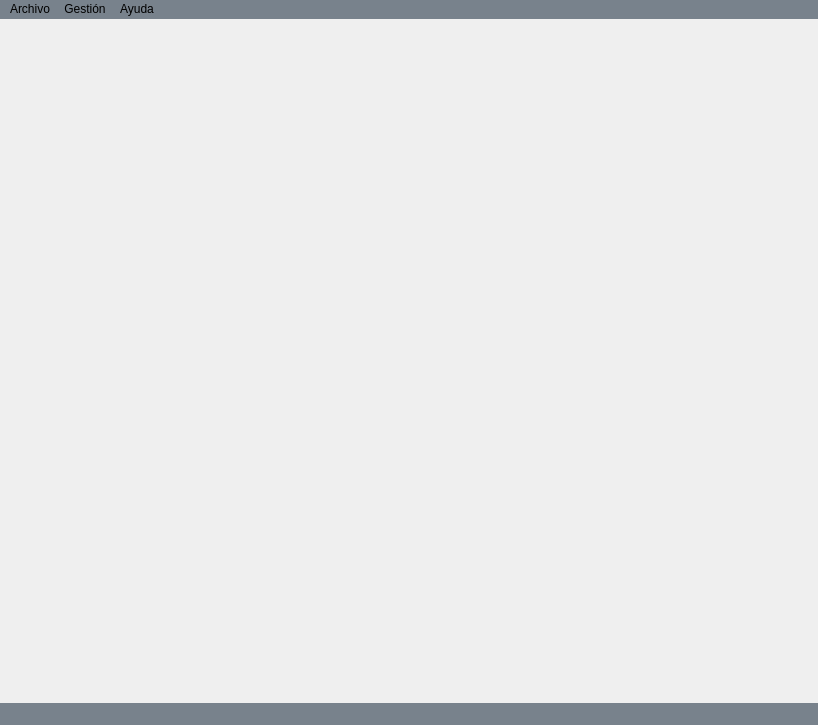
Above: ligafutbol/src/main.ui from matuu/ligadefutbol before the change. Below: the same form after it.
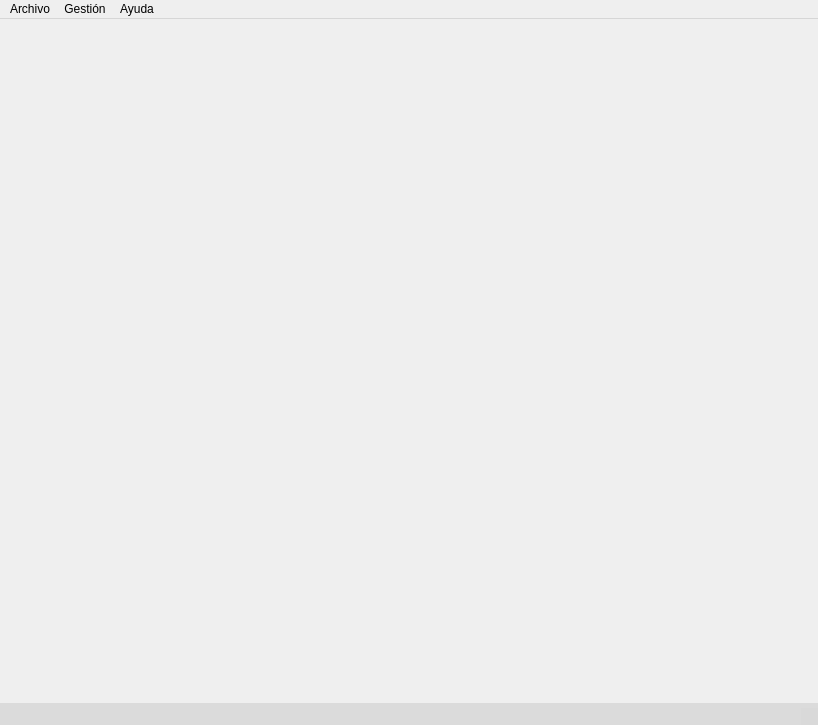
That is the form after the change. Icons and pictures are not drawn.

What changed in the file:
```diff
--- a/ligafutbol/src/main.ui
+++ b/ligafutbol/src/main.ui
@@ -33,14 +33,14 @@
      <x>0</x>
      <y>0</y>
      <width>818</width>
-     <height>25</height>
+     <height>21</height>
     </rect>
    </property>
    <property name="autoFillBackground">
     <bool>false</bool>
    </property>
    <property name="styleSheet">
-    <string notr="true">background-color: rgb(120, 130, 140);</string>
+    <string notr="true"/>
    </property>
    <widget class="QMenu" name="menuArchivo">
     <property name="enabled">
@@ -97,7 +97,7 @@
     <bool>true</bool>
    </property>
    <property name="styleSheet">
-    <string notr="true">background-color: rgb(120, 130, 140);</string>
+    <string notr="true">background-color: rgba(217, 217, 217, 230);</string>
    </property>
   </widget>
   <action name="actionSalir">
```
Left out of the diff: 2 changed lines with no effect on the pictures.
